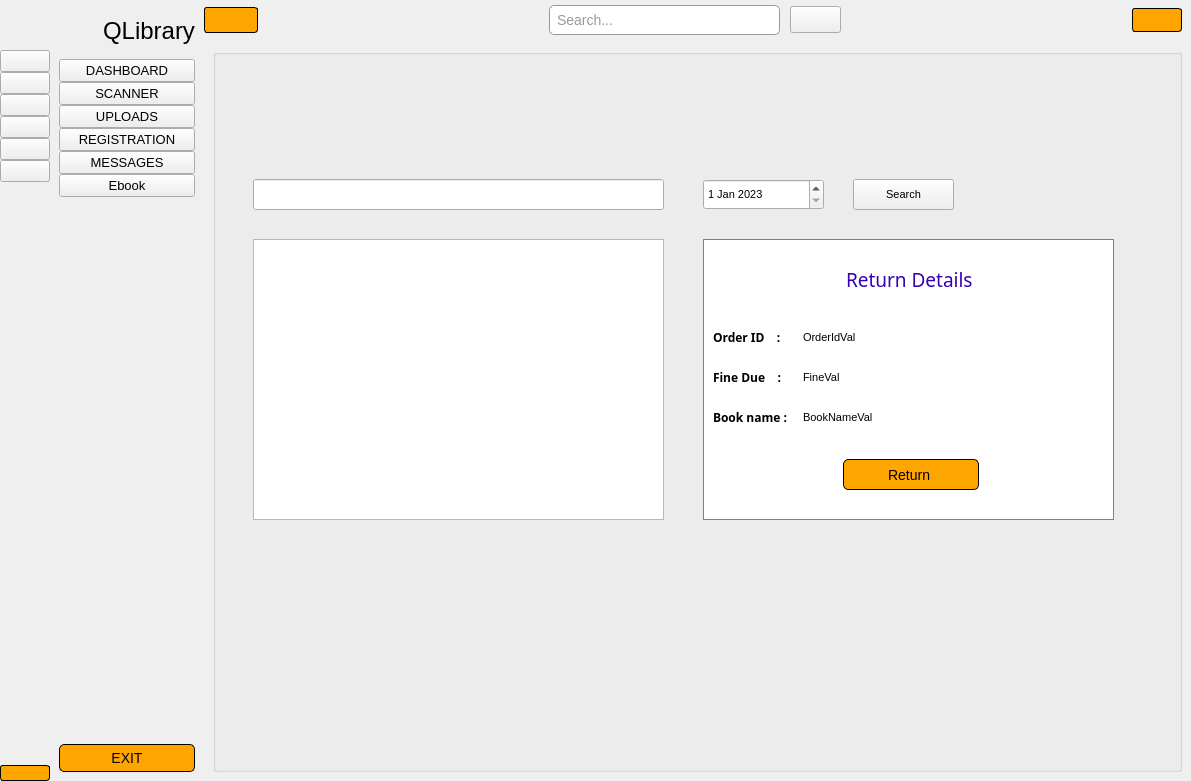
AsifCantCode/QLibrary, file sidebar.ui: the form before one commit.
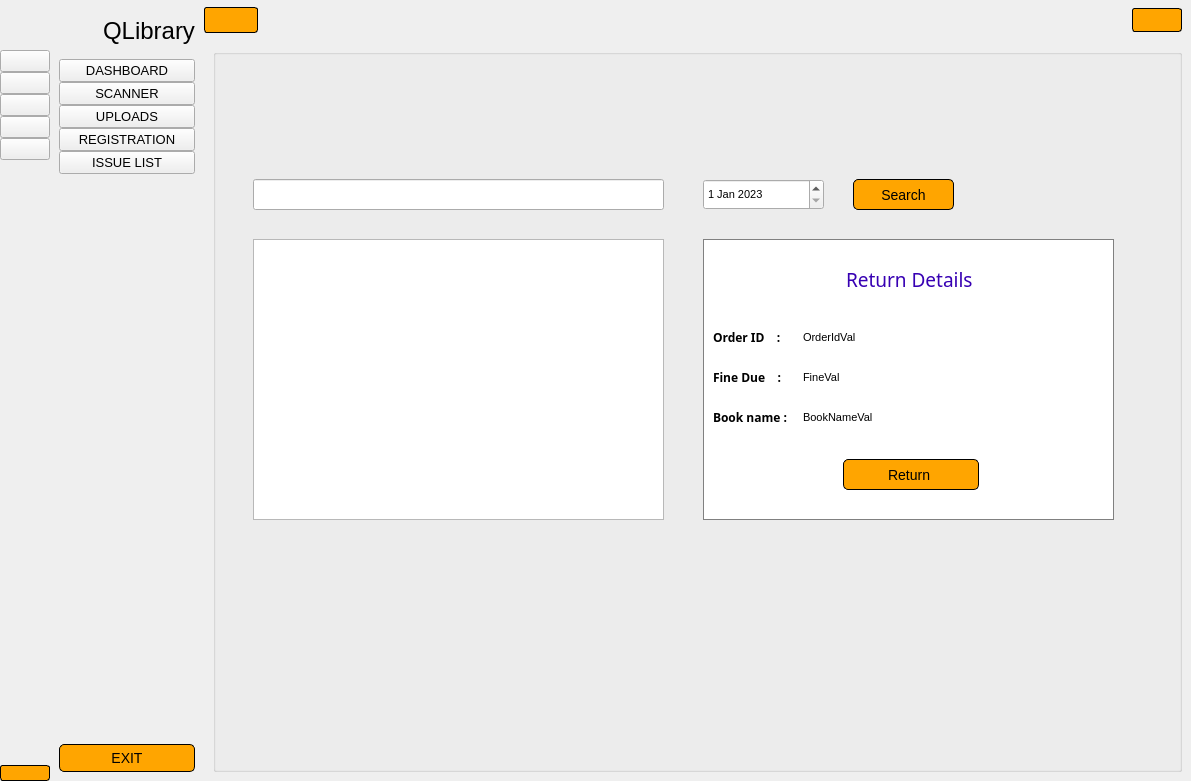
The form after the commit. The open tabs and pages were chosen to show the change. Icons and pictures are not drawn.

Commit message: librarian side - sidebar

Diff of the .ui file:
```diff
--- a/sidebar.ui
+++ b/sidebar.ui
@@ -218,43 +218,12 @@
             </font>
            </property>
            <property name="text">
-            <string>MESSAGES</string>
+            <string>ISSUE LIST</string>
            </property>
            <property name="icon">
             <iconset>
-             <normaloff>icon/icons8-message-24.png</normaloff>
-             <normalon>icon/icons8-message-24 (1).png</normalon>icon/icons8-message-24.png</iconset>
-           </property>
-           <property name="iconSize">
-            <size>
-             <width>18</width>
-             <height>24</height>
-            </size>
-           </property>
-           <property name="checkable">
-            <bool>true</bool>
-           </property>
-           <property name="autoExclusive">
-            <bool>true</bool>
-           </property>
-          </widget>
-         </item>
-         <item>
-          <widget class="QPushButton" name="ebook_button">
-           <property name="font">
-            <font>
-             <pointsize>10</pointsize>
-             <weight>50</weight>
-             <bold>false</bold>
-            </font>
-           </property>
-           <property name="text">
-            <string>Ebook</string>
-           </property>
-           <property name="icon">
-            <iconset>
-             <normaloff>icon/icons8-message-24.png</normaloff>
-             <normalon>icon/icons8-message-24 (1).png</normalon>icon/icons8-message-24.png</iconset>
+             <normaloff>icon/two-books.png</normaloff>
+             <normalon>icon/two-books (1).png</normalon>icon/two-books.png</iconset>
            </property>
            <property name="iconSize">
             <size>
@@ -477,32 +446,8 @@
            </property>
            <property name="icon">
             <iconset>
-             <normaloff>icon/icons8-message-24.png</normaloff>
-             <normalon>icon/icons8-message-24 (1).png</normalon>icon/icons8-message-24.png</iconset>
-           </property>
-           <property name="iconSize">
-            <size>
-             <width>21</width>
-             <height>28</height>
-            </size>
-           </property>
-           <property name="checkable">
-            <bool>true</bool>
-           </property>
-           <property name="autoExclusive">
-            <bool>true</bool>
-           </property>
-          </widget>
-         </item>
-         <item>
-          <widget class="QPushButton" name="ebook_button_s">
-           <property name="text">
-            <string/>
-           </property>
-           <property name="icon">
-            <iconset>
-             <normaloff>icon/icons8-message-24.png</normaloff>
-             <normalon>icon/icons8-message-24 (1).png</normalon>icon/icons8-message-24.png</iconset>
+             <normaloff>icon/two-books.png</normaloff>
+             <normalon>icon/two-books (1).png</normalon>icon/two-books.png</iconset>
            </property>
            <property name="iconSize">
             <size>
@@ -673,70 +618,6 @@
             <property name="spacing">
              <number>10</number>
             </property>
-            <item>
-             <widget class="QLineEdit" name="search_input">
-              <property name="styleSheet">
-               <string notr="true">/* Style for QLineEdit */
-QLineEdit {
-    border: 1px solid #999999; /* Border */
-    border-radius: 5px; /* Rounded corners */
-    padding: 5px; /* Padding inside the QLineEdit */
-    font-family: Arial, sans-serif; /* Font family */
-    font-size: 14px; /* Font size */
-    color: #333333; /* Text color */
-    background-color: #FFFFFF; /* Background color */
-}
-
-/* Style for a focused QLineEdit */
-QLineEdit:focus {
-    border: 2px solid #4A90E2; /* Border when focused */
-}
-
-/* Style for a disabled QLineEdit */
-QLineEdit:disabled {
-    background-color: #dff2ff; /* Background color for disabled state */
-    color: #999999; /* Text color for disabled state */
-}
-</string>
-              </property>
-              <property name="placeholderText">
-               <string>Search...</string>
-              </property>
-             </widget>
-            </item>
-            <item>
-             <widget class="QPushButton" name="search_btn">
-              <property name="font">
-               <font>
-                <pointsize>12</pointsize>
-                <weight>50</weight>
-                <bold>false</bold>
-               </font>
-              </property>
-              <property name="cursor">
-               <cursorShape>PointingHandCursor</cursorShape>
-              </property>
-              <property name="styleSheet">
-               <string notr="true">QPushButton:hover {
-    background-color: #f0ffed; /* Teal color */
-}
-</string>
-              </property>
-              <property name="text">
-               <string/>
-              </property>
-              <property name="icon">
-               <iconset>
-                <normaloff>icon/icons8-search-128 (1).png</normaloff>icon/icons8-search-128 (1).png</iconset>
-              </property>
-              <property name="iconSize">
-               <size>
-                <width>28</width>
-                <height>29</height>
-               </size>
-              </property>
-             </widget>
-            </item>
            </layout>
           </item>
           <item>
@@ -2136,6 +2017,23 @@
                 <height>31</height>
                </rect>
               </property>
+              <property name="styleSheet">
+               <string notr="true">/* Style for QPushButton */
+QPushButton {
+    background-color: #FFA500; /* Orange background color */
+    color: #000000; /* Black text color */
+    border: 1px solid #000000; /* Black border */
+    border-radius: 5px; /* Rounded corners */
+    padding: 5px 10px; /* Padding around the button text */
+	font-size: 14px;
+}
+
+/* QPushButton when hovered */
+QPushButton:hover {
+    background-color: #FFD700; /* Lighter orange on hover */
+}
+</string>
+              </property>
               <property name="text">
                <string>Search</string>
               </property>
```
Left out of the diff: 2 changed lines with no effect on the pictures. The commit also changes 10 other files.
